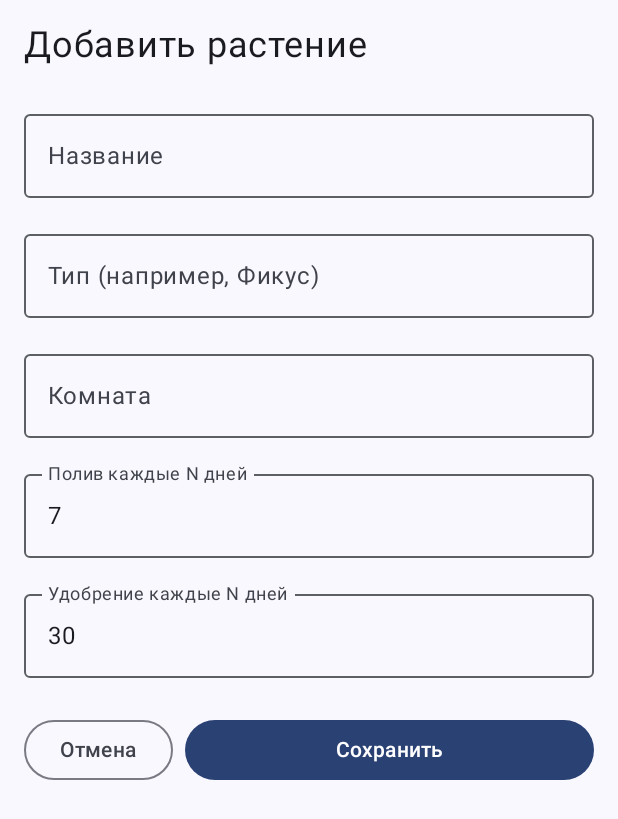
After one commit to TAToshka159/PlantCare-Android, an Android app built with Jetpack Compose: the composable AddPlantScreen shown on its own in the app's theme, on a phone screen of 412 x 824 dp. The commit adds this screen. Shown: the top 819 px of the screen. Run offline under Robolectric (Android 15) with nearby library versions, the phone set to English and light mode, and no system bars.

Commit message:
plants update

```diff
--- a/app/src/main/java/com/example/plantcare/data/database/AppDatabase.kt
+++ b/app/src/main/java/com/example/plantcare/data/database/AppDatabase.kt
@@ -16,7 +16,7 @@ import com.example.plantcare.data.database.entity.*
         PlantStatus::class,
         User::class
     ],
-    version = 2,
+    version = 4,
     exportSchema = false
 )
 abstract class AppDatabase : RoomDatabase() {
--- a/app/src/main/java/com/example/plantcare/data/database/entity/Plant.kt
+++ b/app/src/main/java/com/example/plantcare/data/database/entity/Plant.kt
@@ -6,9 +6,12 @@ import androidx.room.PrimaryKey
 @Entity(tableName = "plants")
 data class Plant(
     @PrimaryKey val id: Long = 0,
+    val userId: Long,
     val name: String,
     val type: String,
     val photoUri: String?,
     val room: String,
-    val createdAt: Long
+    val createdAt: Long,
+    val wateringInterval: Int = 3,
+    val fertilizingInterval: Int = 30
 )
--- /dev/null
+++ b/app/src/main/java/com/example/plantcare/ui/screens/AddPlantScreen.kt
@@ -0,0 +1,140 @@
+// AddPlantScreen.kt
+package com.example.plantcare.ui.screens
+
+import androidx.compose.foundation.layout.*
+import androidx.compose.foundation.text.KeyboardOptions
+import androidx.compose.material3.*
+import androidx.compose.runtime.*
+import androidx.compose.ui.Modifier
+import androidx.compose.ui.platform.LocalContext
+import androidx.compose.ui.text.input.KeyboardType
+import androidx.compose.ui.unit.dp
+import androidx.compose.ui.unit.sp
+import com.example.plantcare.PlantCareApplication
+import com.example.plantcare.data.getCurrentUserId
+import com.example.plantcare.data.database.entity.CareEvent
+import com.example.plantcare.data.database.entity.Plant
+import kotlinx.coroutines.launch
+
+@Composable
+fun AddPlantScreen(
+    onPlantAdded: () -> Unit,
+    modifier: Modifier = Modifier
+) {
+    val context = LocalContext.current
+    val coroutineScope = rememberCoroutineScope()
+    val userId = context.getCurrentUserId()
+
+    var name by remember { mutableStateOf("") }
+    var type by remember { mutableStateOf("") }
+    var room by remember { mutableStateOf("") }
+    var wateringInterval by remember { mutableStateOf("7") }
+    var fertilizingInterval by remember { mutableStateOf("30") }
+
+    Column(
+        modifier = modifier
+            .fillMaxSize()
+            .padding(16.dp)
+    ) {
+        Text("Добавить растение", fontSize = 24.sp, modifier = Modifier.padding(bottom = 24.dp))
+
+        OutlinedTextField(
+            value = name,
+            onValueChange = { name = it },
+            label = { Text("Название") },
+            modifier = Modifier.fillMaxWidth()
+        )
+
+        OutlinedTextField(
+            value = type,
+            onValueChange = { type = it },
+            label = { Text("Тип (например, Фикус)") },
+            modifier = Modifier.fillMaxWidth().padding(top = 16.dp)
+        )
+
+        OutlinedTextField(
+            value = room,
+            onValueChange = { room = it },
+            label = { Text("Комната") },
+            keyboardOptions = KeyboardOptions(keyboardType = KeyboardType.Text),
+            modifier = Modifier.fillMaxWidth().padding(top = 16.dp)
+        )
+
+        OutlinedTextField(
+            value = wateringInterval,
+            onValueChange = { wateringInterval = it },
+            label = { Text("Полив каждые N дней") },
+            keyboardOptions = KeyboardOptions(keyboardType = KeyboardType.Number),
+            modifier = Modifier.fillMaxWidth().padding(top = 16.dp)
+        )
+
+        OutlinedTextField(
+            value = fertilizingInterval,
+            onValueChange = { fertilizingInterval = it },
+            label = { Text("Удобрение каждые N дней") },
+            keyboardOptions = KeyboardOptions(keyboardType = KeyboardType.Number),
+            modifier = Modifier.fillMaxWidth().padding(top = 16.dp)
+        )
+
+        Row(
+            modifier = Modifier
+                .fillMaxWidth()
+                .padding(top = 24.dp),
+            horizontalArrangement = Arrangement.SpaceBetween
+        ) {
+            OutlinedButton(onClick = onPlantAdded) {
+                Text("Отмена")
+            }
+            Button(
+                onClick = {
+                    if (name.isBlank() || type.isBlank() || room.isBlank()) return@Button
+                    val watering = wateringInterval.toIntOrNull() ?: 7
+                    val fertilizing = fertilizingInterval.toIntOrNull() ?: 30
+                    val now = System.currentTimeMillis()
+
+                    coroutineScope.launch {
+                        val app = context.applicationContext as PlantCareApplication
+                        val dao = app.database.plantCareDao()
+                        val plant = Plant(
+                            id = now,
+                            userId = userId,
+                            name = name.trim(),
+                            type = type.trim(),
+                            photoUri = null,
+                            room = room.trim(),
+                            createdAt = now,
+                            wateringInterval = watering,
+                            fertilizingInterval = fertilizing
+                        )
+                        val plantId = dao.insertPlant(plant)
+
+                        // 🔑 СОЗДАЁМ СОБЫТИЯ УХОДА
+                        dao.insertCareEvent(
+                            CareEvent(
+                                id = now + 1,
+                                plantId = plantId,
+                                type = "watering",
+                                datePlanned = now + watering * 24L * 60 * 60 * 1000,
+                                dateDone = null
+                            )
+                        )
+                        dao.insertCareEvent(
+                            CareEvent(
+                                id = now + 2,
+                                plantId = plantId,
+                                type = "fertilizing",
+                                datePlanned = now + fertilizing * 24L * 60 * 60 * 1000,
+                                dateDone = null
+                            )
+                        )
+
+                        onPlantAdded()
+                    }
+                },
+                modifier = Modifier.weight(1f).padding(start = 8.dp)
+            ) {
+                Text("Сохранить")
+            }
+        }
+    }
+}
```
Also changed, not shown: app/src/main/java/com/example/plantcare/data/database/dao/PlantCareDao.kt (+33 -0 lines), app/src/main/java/com/example/plantcare/ui/AppNavigation.kt (+64 -22 lines), app/src/main/java/com/example/plantcare/ui/screens/EditPlantScreen.kt (added, +158 -0 lines), app/src/main/java/com/example/plantcare/ui/screens/HomeScreen.kt (+37 -15 lines), app/src/main/java/com/example/plantcare/ui/screens/PlantDetailScreen.kt (added, +119 -0 lines).
